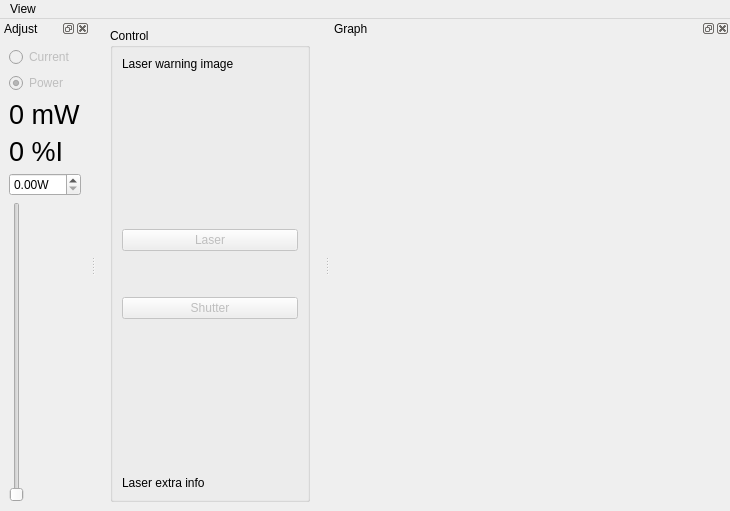
Before: the Qt Designer form gui/laser/ui_laser.ui in MdevriesPhys/QuDi_RTCM, drawn with Qt 5.
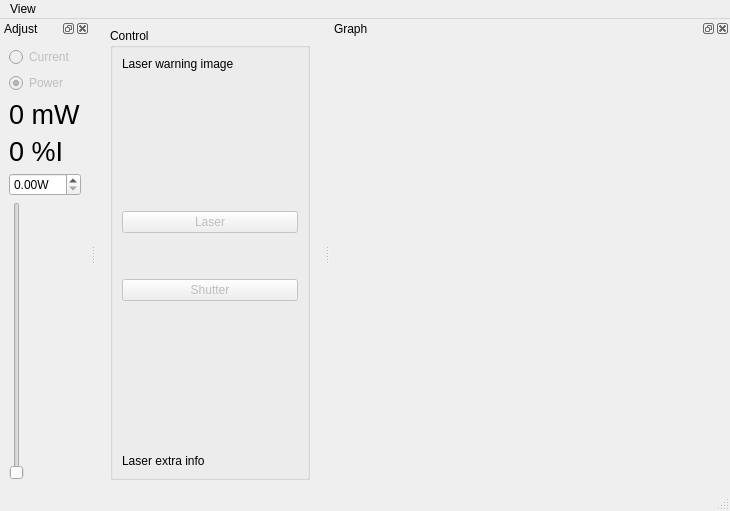
After: the same form once the commit is applied. Icons and pictures are not drawn. Custom widgets are drawn as their Qt base class.

Commit message: APD and laser working again after USB hub change

What changed in the file:
```diff
--- a/gui/laser/ui_laser.ui
+++ b/gui/laser/ui_laser.ui
@@ -176,6 +176,7 @@
    </widget>
    <addaction name="menuMenu"/>
   </widget>
+  <widget class="QStatusBar" name="statusbar"/>
   <widget class="QDockWidget" name="adjustDockWidget">
    <property name="windowTitle">
     <string>Adjust</string>
```
Left out of the diff: 2 changed lines with no effect on the pictures. The commit also changes 1 other file.
